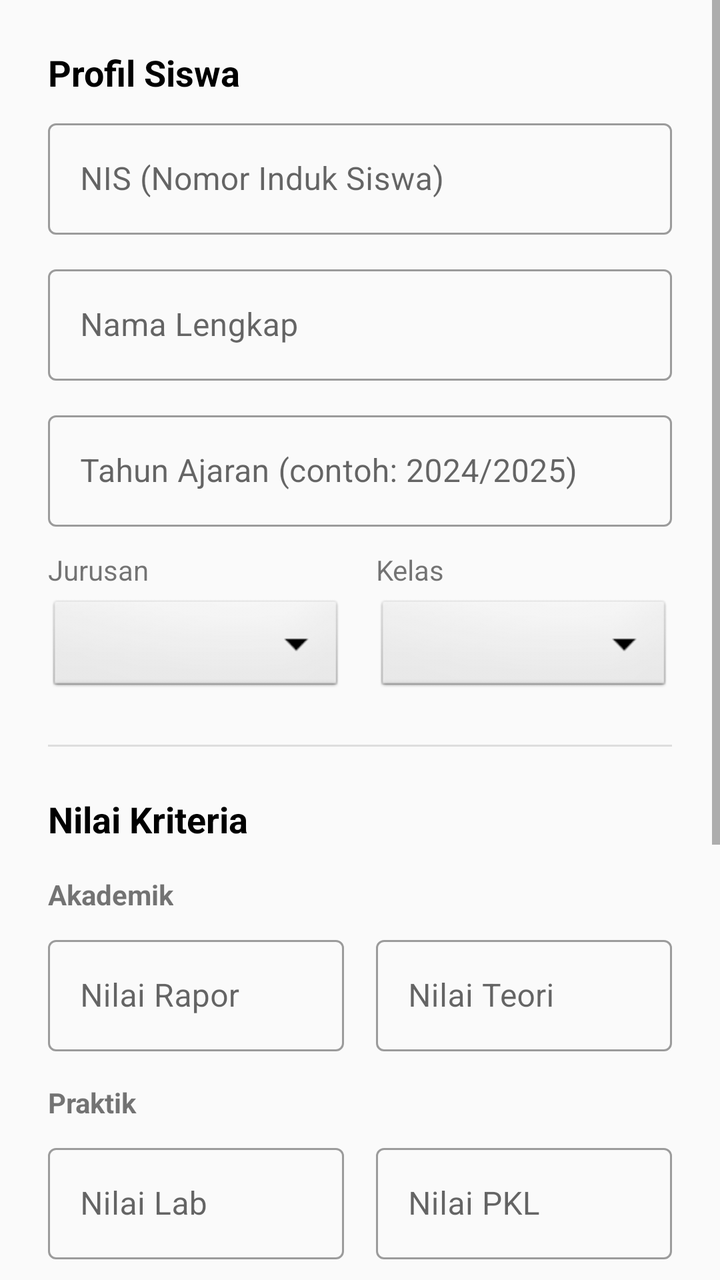
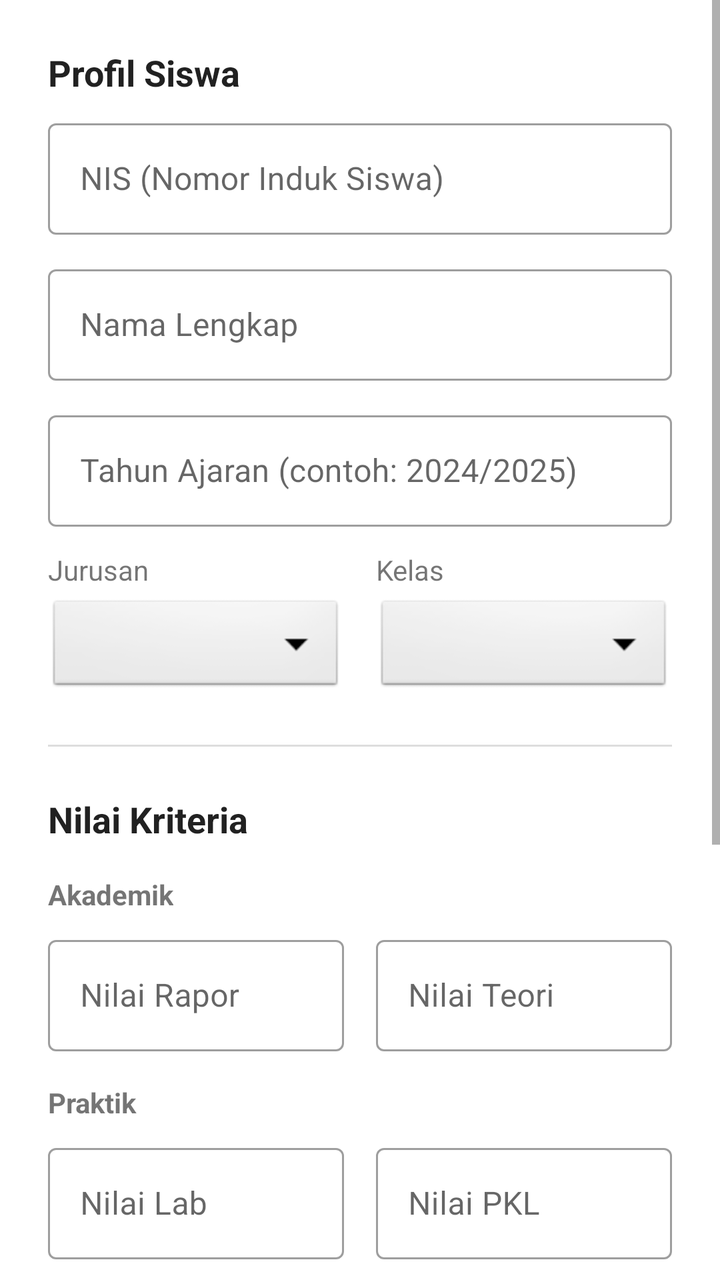

The first picture is an Android layout as it rendered before a commit; the second is the same layout after the commit. The layout source and the unified diff follow.
<!-- AndroidManifest.xml: application theme Theme.TeladanAmaliah -->
<!-- res/layout/activity_add_siswa.xml -->
<?xml version="1.0" encoding="utf-8"?>
<ScrollView xmlns:android="http://schemas.android.com/apk/res/android"
    xmlns:app="http://schemas.android.com/apk/res-auto"
    android:layout_width="match_parent"
    android:layout_height="match_parent"
    android:background="#FAFAFA">

    <LinearLayout
        android:layout_width="match_parent"
        android:layout_height="wrap_content"
        android:orientation="vertical"
        android:padding="24dp">

        
        <TextView
            android:layout_width="wrap_content"
            android:layout_height="wrap_content"
            android:text="Profil Siswa"
            android:textSize="18sp"
            android:textStyle="bold"
            android:textColor="#000"
            android:layout_marginBottom="8dp"/>

        
        <com.google.android.material.textfield.TextInputLayout
            android:id="@+id/tilNis"
            style="@style/Widget.MaterialComponents.TextInputLayout.OutlinedBox"
            android:layout_width="match_parent"
            android:layout_height="wrap_content"
            android:hint="NIS (Nomor Induk Siswa)">
            <com.google.android.material.textfield.TextInputEditText
                android:id="@+id/etNis"
                android:layout_width="match_parent"
                android:layout_height="wrap_content"
                android:inputType="number" />
        </com.google.android.material.textfield.TextInputLayout>

        
        <com.google.android.material.textfield.TextInputLayout
            android:id="@+id/tilNama"
            style="@style/Widget.MaterialComponents.TextInputLayout.OutlinedBox"
            android:layout_width="match_parent"
            android:layout_height="wrap_content"
            android:layout_marginTop="12dp"
            android:hint="Nama Lengkap">
            <com.google.android.material.textfield.TextInputEditText
                android:id="@+id/etNama"
                android:layout_width="match_parent"
                android:layout_height="wrap_content"
                android:inputType="textPersonName" />
        </com.google.android.material.textfield.TextInputLayout>

        
        <com.google.android.material.textfield.TextInputLayout
            style="@style/Widget.MaterialComponents.TextInputLayout.OutlinedBox"
            android:layout_width="match_parent"
            android:layout_height="wrap_content"
            android:layout_marginTop="12dp"
            android:hint="Tahun Ajaran (contoh: 2024/2025)">
            <com.google.android.material.textfield.TextInputEditText
                android:id="@+id/etTahunAjaran"
                android:layout_width="match_parent"
                android:layout_height="wrap_content"
                android:inputType="text" />
        </com.google.android.material.textfield.TextInputLayout>

        
        <LinearLayout
            android:layout_width="match_parent"
            android:layout_height="wrap_content"
            android:orientation="horizontal"
            android:baselineAligned="false"
            android:layout_marginTop="12dp">

            <LinearLayout
                android:layout_width="0dp"
                android:layout_height="wrap_content"
                android:layout_weight="1"
                android:orientation="vertical"
                android:layout_marginEnd="8dp">

                <TextView
                    android:layout_width="wrap_content"
                    android:layout_height="wrap_content"
                    android:text="Jurusan"
                    android:layout_marginBottom="4dp" />

                <Spinner
                    android:id="@+id/spinnerJurusan"
                    android:layout_width="match_parent"
                    android:layout_height="50dp"
                    android:background="@android:drawable/btn_dropdown" />
            </LinearLayout>

            <LinearLayout
                android:layout_width="0dp"
                android:layout_height="wrap_content"
                android:layout_weight="1"
                android:orientation="vertical"
                android:layout_marginStart="8dp">

                <TextView
                    android:layout_width="wrap_content"
                    android:layout_height="wrap_content"
                    android:text="Kelas"
                    android:layout_marginBottom="4dp" />

                <Spinner
                    android:id="@+id/spinnerKelas"
                    android:layout_width="match_parent"
                    android:layout_height="50dp"
                    android:background="@android:drawable/btn_dropdown" />
            </LinearLayout>
        </LinearLayout>

        
        <View
            android:layout_width="match_parent"
            android:layout_height="1dp"
            android:background="#DDDDDD"
            android:layout_marginVertical="24dp" />

        
        <TextView
            android:layout_width="wrap_content"
            android:layout_height="wrap_content"
            android:text="Nilai Kriteria"
            android:textSize="18sp"
            android:textStyle="bold"
            android:textColor="#000"
            android:layout_marginBottom="16dp"/>

        
        <TextView
            android:layout_width="wrap_content"
            android:layout_height="wrap_content"
            android:text="Akademik"
            android:textStyle="bold"
            android:textSize="14sp"
            android:layout_marginBottom="8dp"/>

        <LinearLayout
            android:layout_width="match_parent"
            android:layout_height="wrap_content"
            android:orientation="horizontal"
            android:baselineAligned="false">

            <com.google.android.material.textfield.TextInputLayout
                style="@style/Widget.MaterialComponents.TextInputLayout.OutlinedBox"
                android:layout_width="0dp"
                android:layout_height="wrap_content"
                android:layout_weight="1"
                android:layout_marginEnd="8dp"
                android:hint="Nilai Rapor">
                <com.google.android.material.textfield.TextInputEditText
                    android:id="@+id/etRapor"
                    android:layout_width="match_parent"
                    android:layout_height="wrap_content"
                    android:inputType="numberDecimal" />
            </com.google.android.material.textfield.TextInputLayout>

            <com.google.android.material.textfield.TextInputLayout
                style="@style/Widget.MaterialComponents.TextInputLayout.OutlinedBox"
                android:layout_width="0dp"
                android:layout_height="wrap_content"
                android:layout_weight="1"
                android:layout_marginStart="8dp"
                android:hint="Nilai Teori">
                <com.google.android.material.textfield.TextInputEditText
                    android:id="@+id/etTeori"
                    android:layout_width="match_parent"
                    android:layout_height="wrap_content"
                    android:inputType="numberDecimal" />
            </com.google.android.material.textfield.TextInputLayout>
        </LinearLayout>

        
        <TextView
            android:layout_width="wrap_content"
            android:layout_height="wrap_content"
            android:text="Praktik"
            android:textStyle="bold"
            android:textSize="14sp"
            android:layout_marginTop="16dp"
            android:layout_marginBottom="8dp"/>

        <LinearLayout
            android:layout_width="match_parent"
            android:layout_height="wrap_content"
            android:orientation="horizontal"
            android:baselineAligned="false">

            <com.google.android.material.textfield.TextInputLayout
                style="@style/Widget.MaterialComponents.TextInputLayout.OutlinedBox"
                android:layout_width="0dp"
                android:layout_height="wrap_content"
                android:layout_weight="1"
                android:layout_marginEnd="8dp"
                android:hint="Nilai Lab">
                <com.google.android.material.textfield.TextInputEditText
                    android:id="@+id/etLab"
                    android:layout_width="match_parent"
                    android:layout_height="wrap_content"
                    android:inputType="numberDecimal" />
            </com.google.android.material.textfield.TextInputLayout>

            <com.google.android.material.textfield.TextInputLayout
                style="@style/Widget.MaterialComponents.TextInputLayout.OutlinedBox"
                android:layout_width="0dp"
                android:layout_height="wrap_content"
                android:layout_weight="1"
                android:layout_marginStart="8dp"
                android:hint="Nilai PKL">
                <com.google.android.material.textfield.TextInputEditText
                    android:id="@+id/etPkl"
                    android:layout_width="match_parent"
                    android:layout_height="wrap_content"
                    android:inputType="numberDecimal" />
            </com.google.android.material.textfield.TextInputLayout>
        </LinearLayout>

        
        <TextView
            android:layout_width="wrap_content"
            android:layout_height="wrap_content"
            android:text="Kehadiran"
            android:textStyle="bold"
            android:textSize="14sp"
            android:layout_marginTop="16dp"
            android:layout_marginBottom="8dp"/>

        <LinearLayout
            android:layout_width="match_parent"
            android:layout_height="wrap_content"
            android:orientation="horizontal"
            android:baselineAligned="false">

            <com.google.android.material.textfield.TextInputLayout
                style="@style/Widget.MaterialComponents.TextInputLayout.OutlinedBox"
                android:layout_width="0dp"
                android:layout_height="wrap_content"
                android:layout_weight="1"
                android:layout_marginEnd="8dp"
                android:hint="Persentase Hadir (%)">
                <com.google.android.material.textfield.TextInputEditText
                    android:id="@+id/etHadir"
                    android:layout_width="match_parent"
                    android:layout_height="wrap_content"
                    android:inputType="numberDecimal" />
            </com.google.android.material.textfield.TextInputLayout>

            <com.google.android.material.textfield.TextInputLayout
                style="@style/Widget.MaterialComponents.TextInputLayout.OutlinedBox"
                android:layout_width="0dp"
                android:layout_height="wrap_content"
                android:layout_weight="1"
                android:layout_marginStart="8dp"
                android:hint="Jam Terlambat">
                <com.google.android.material.textfield.TextInputEditText
                    android:id="@+id/etTerlambat"
                    android:layout_width="match_parent"
                    android:layout_height="wrap_content"
                    android:inputType="numberDecimal" />
            </com.google.android.material.textfield.TextInputLayout>
        </LinearLayout>

        
        <TextView
            android:layout_width="wrap_content"
            android:layout_height="wrap_content"
            android:text="Kedisiplinan"
            android:textStyle="bold"
            android:textSize="14sp"
            android:layout_marginTop="16dp"
            android:layout_marginBottom="8dp"/>

        <LinearLayout
            android:layout_width="match_parent"
            android:layout_height="wrap_content"
            android:orientation="horizontal"
            android:baselineAligned="false">

            <com.google.android.material.textfield.TextInputLayout
                style="@style/Widget.MaterialComponents.TextInputLayout.OutlinedBox"
                android:layout_width="0dp"
                android:layout_height="wrap_content"
                android:layout_weight="1"
                android:layout_marginEnd="8dp"
                android:hint="Poin Pelanggaran">
                <com.google.android.material.textfield.TextInputEditText
                    android:id="@+id/etPelanggaran"
                    android:layout_width="match_parent"
                    android:layout_height="wrap_content"
                    android:inputType="numberDecimal" />
            </com.google.android.material.textfield.TextInputLayout>

            <com.google.android.material.textfield.TextInputLayout
                style="@style/Widget.MaterialComponents.TextInputLayout.OutlinedBox"
                android:layout_width="0dp"
                android:layout_height="wrap_content"
                android:layout_weight="1"
                android:layout_marginStart="8dp"
                android:hint="Nilai Sikap">
                <com.google.android.material.textfield.TextInputEditText
                    android:id="@+id/etSikap"
                    android:layout_width="match_parent"
                    android:layout_height="wrap_content"
                    android:inputType="numberDecimal" />
            </com.google.android.material.textfield.TextInputLayout>
        </LinearLayout>

        
        <com.google.android.material.button.MaterialButton
            android:id="@+id/btnSimpan"
            android:layout_width="match_parent"
            android:layout_height="60dp"
            android:layout_marginTop="32dp"
            android:layout_marginBottom="16dp"
            android:text="SIMPAN DATA"
            android:textSize="16sp"
            android:textStyle="bold"
            app:cornerRadius="8dp" />

    </LinearLayout>
</ScrollView>
<!-- resources referenced by this layout -->
<resources>
  <style name="Theme.TeladanAmaliah" parent="Theme.MaterialComponents.DayNight.NoActionBar">
          
          <item name="colorPrimary">@color/purple_500</item>
          <item name="colorPrimaryVariant">@color/purple_700</item>
          <item name="colorOnPrimary">@color/white</item>
  
          
          <item name="colorSecondary">@color/teal_200</item>
          <item name="colorSecondaryVariant">@color/teal_700</item>
          <item name="colorOnSecondary">@color/black</item>
  
          
          <item name="android:statusBarColor">?attr/colorPrimaryVariant</item>
      </style>
  <color name="purple_500">#FF6200EE</color>
  <color name="purple_700">#FF3700B3</color>
  <color name="white">#FFFFFFFF</color>
  <color name="teal_200">#FF03DAC5</color>
  <color name="teal_700">#FF018786</color>
  <color name="black">#FF000000</color>
</resources>

<!-- the commit's change to res/layout/activity_add_siswa.xml (unified diff, before → after) -->
@@ -3,7 +3,7 @@
     xmlns:app="http://schemas.android.com/apk/res-auto"
     android:layout_width="match_parent"
     android:layout_height="match_parent"
-    android:background="#FAFAFA">
+    android:background="?android:attr/colorBackground">
 
     <LinearLayout
         android:layout_width="match_parent"
@@ -18,7 +18,7 @@
             android:text="Profil Siswa"
             android:textSize="18sp"
             android:textStyle="bold"
-            android:textColor="#000"
+            android:textColor="?android:attr/textColorPrimary"
             android:layout_marginBottom="8dp"/>
 
         
@@ -127,7 +127,7 @@
             android:text="Nilai Kriteria"
             android:textSize="18sp"
             android:textStyle="bold"
-            android:textColor="#000"
+            android:textColor="?android:attr/textColorPrimary"
             android:layout_marginBottom="16dp"/>
 
         
